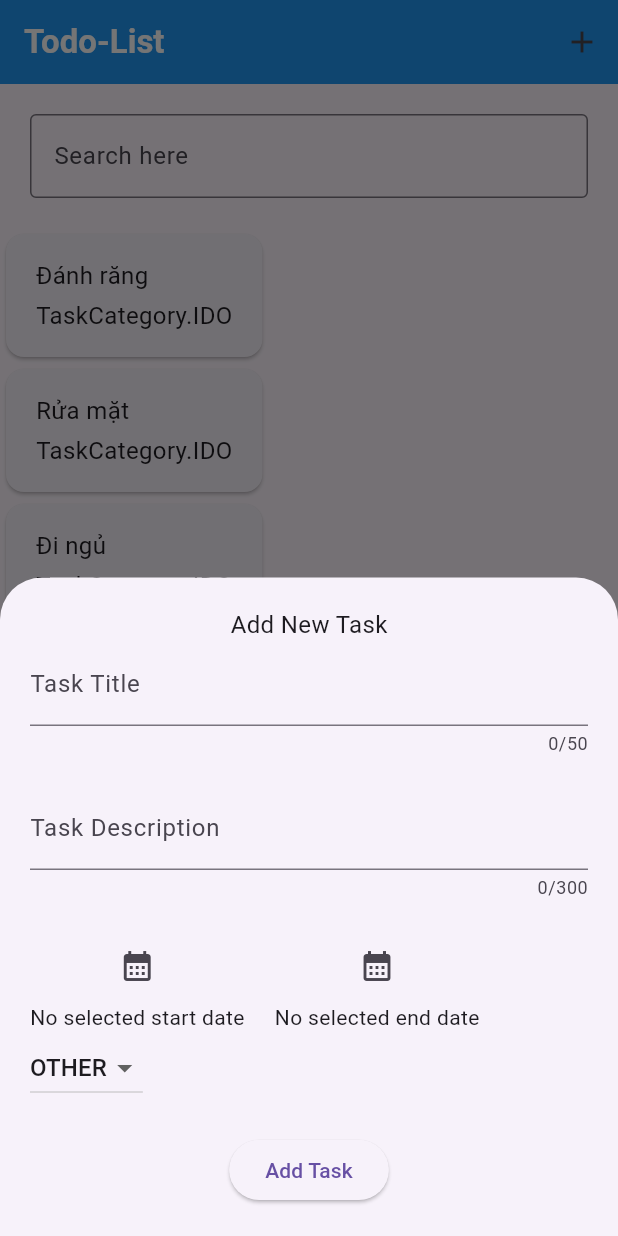
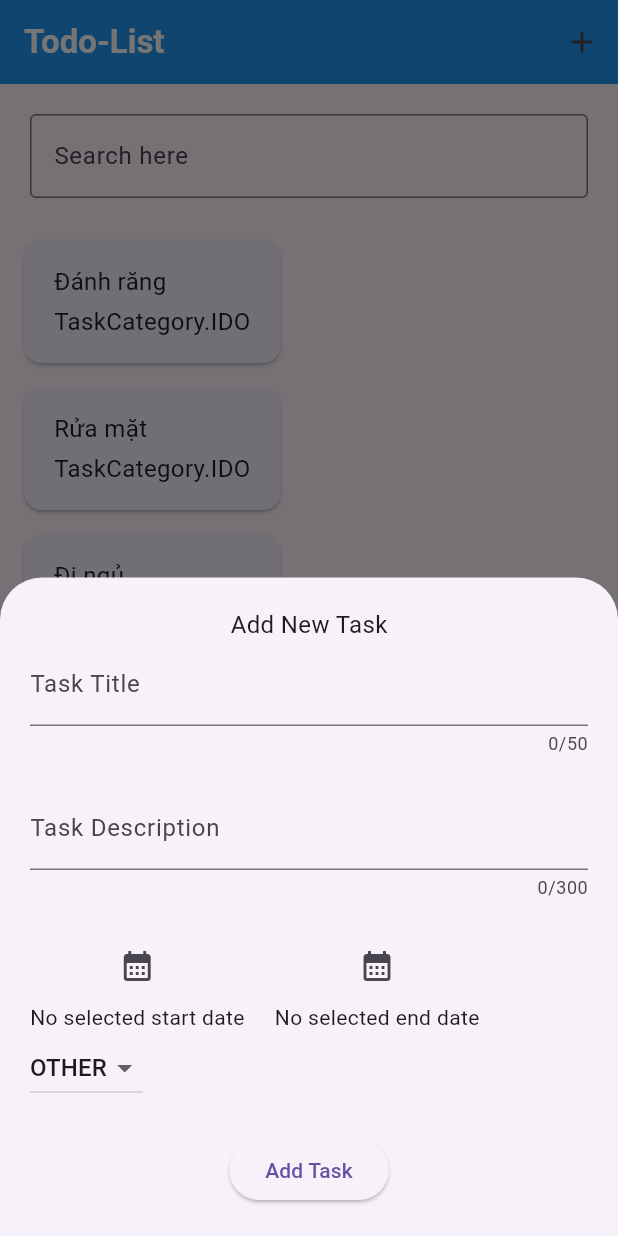
Before and after one commit to MiconJ/flutter-todo-app, a Flutter app: the screen it shows after launch, after a tap on the "add" icon, on a phone screen of 412 x 824 dp. Run offline on Flutter 3.47's test engine with Material 3 defaults, Android fonts, the phone set to English and light mode, and no system bars.

Commit message:
remove comment from AI

```diff
--- a/lib/my_app.dart
+++ b/lib/my_app.dart
@@ -1,7 +1,7 @@
 import 'package:flutter/material.dart';
-import 'package:todo_app/add_new_task.dart';
+import 'package:todo_app/widgets/add_new_task.dart';
 import 'package:todo_app/models/task.dart';
-import 'package:todo_app/task_list.dart';
+import 'package:todo_app/widgets/task_list.dart';
 
 class MyApp extends StatefulWidget {
   final String screenTitle;
--- a/lib/add_new_task.dart
+++ b/lib/widgets/add_new_task.dart
@@ -14,14 +14,12 @@ class AddNewTask extends StatefulWidget {
 
 class _AddNewTaskState extends State<AddNewTask> {
   _submitNewTask() {
-    // In ra thông tin nhiệm vụ
     print('Task Title: $_taskTitle');
     print('Start Date: $_startSelectedDate');
     print('End Date: $_endSelectedDate');
     print('Category: $_selectedCategory');
     print('Description: $_taskDescription');
 
-    // Kiểm tra tiêu đề nhiệm vụ
     if (_taskTitle.trim().isEmpty) {
       return showDialog(
         context: context,
@@ -32,7 +30,7 @@ class _AddNewTaskState extends State<AddNewTask> {
           actions: [
             TextButton(
               onPressed: () {
-                Navigator.of(ctx).pop(); // Đóng dialog
+                Navigator.of(ctx).pop();
               },
               child: const Text('Close'),
             ),
@@ -41,7 +39,6 @@ class _AddNewTaskState extends State<AddNewTask> {
       );
     }
 
-    // Kiểm tra ngày kết thúc
     if (_endSelectedDate == null) {
       return showDialog(
         context: context,
@@ -51,7 +48,7 @@ class _AddNewTaskState extends State<AddNewTask> {
           actions: [
             TextButton(
               onPressed: () {
-                Navigator.of(ctx).pop(); // Đóng dialog
+                Navigator.of(ctx).pop();
               },
               child: const Text('Close'),
             ),
@@ -60,7 +57,6 @@ class _AddNewTaskState extends State<AddNewTask> {
       );
     }
 
-    // Thêm nhiệm vụ
     widget.onAddTask(Task(
       taskTitle: _taskTitle,
       startDate: _startSelectedDate,
@@ -79,7 +75,7 @@ class _AddNewTaskState extends State<AddNewTask> {
   TaskCategory _selectedCategory = TaskCategory.Other;
   final _taskTitleController = TextEditingController();
   final _taskDescriptionController =
-      TextEditingController(); // Controller cho mô tả
+      TextEditingController();
 
   void _presentStartDatePicker() async {
     final now = DateTime.now();
@@ -160,11 +156,10 @@ class _AddNewTaskState extends State<AddNewTask> {
                   Text(_startSelectedDate == null
                       ? 'No selected start date'
                       : '${_startSelectedDate!.toLocal()}'
-                          .split(' ')[0]), // Hiển thị ngày
+                          .split(' ')[0]),
                 ],
               ),
-              const SizedBox(width: 20), // Khoảng cách giữa Start và End Date
-              // End Date
+              const SizedBox(width: 20),
               Column(
                 children: [
                   IconButton(
@@ -174,7 +169,7 @@ class _AddNewTaskState extends State<AddNewTask> {
                   Text(_endSelectedDate == null
                       ? 'No selected end date'
                       : '${_endSelectedDate!.toLocal()}'
-                          .split(' ')[0]), // Hiển thị ngày
+                          .split(' ')[0]),
                 ],
               ),
             ],
--- a/lib/task_item.dart
+++ b/lib/widgets/task_item.dart
@@ -7,8 +7,9 @@ class TaskItem extends StatelessWidget {
 
   @override
   Widget build(BuildContext context) {
-    // TODO: implement build
     return Card(
+      margin: const EdgeInsets.symmetric(
+          vertical: 8, horizontal: 16),
       child: Padding(
         padding: const EdgeInsets.symmetric(
           horizontal: 20,
@@ -24,9 +25,7 @@ class TaskItem extends StatelessWidget {
                 fontWeight: FontWeight.w400,
               ),
             ),
-            const SizedBox(
-              height: 4,
-            ),
+            const SizedBox(height: 4),
             Text(
               task.taskCategory.toString(),
               style: const TextStyle(
--- a/lib/task_list.dart
+++ b/lib/widgets/task_list.dart
@@ -1,9 +1,9 @@
 import 'package:flutter/material.dart';
 import 'package:todo_app/models/task.dart';
-import 'package:todo_app/task_item.dart'; // Giả sử bạn có một widget TaskItem
+import 'package:todo_app/widgets/task_item.dart';
 
 class TaskList extends StatelessWidget {
-  final List<Task> tasks; // Thêm từ khóa final
+  final List<Task> tasks;
 
   TaskList({required this.tasks});
 
@@ -14,10 +14,10 @@ class TaskList extends StatelessWidget {
       itemBuilder: (ctx, index) => Dismissible(
         background: Container(
           color: Theme.of(context).colorScheme.error.withOpacity(0.15),
-          margin: const EdgeInsets.all(4), // Thêm const cho EdgeInsets
+          margin: const EdgeInsets.all(4),
         ),
-        key: ValueKey(tasks[index].id), // Giả sử Task có thuộc tính id
-        direction: DismissDirection.endToStart, // Định hướng xóa
+        key: ValueKey(tasks[index].id),
+        direction: DismissDirection.endToStart,
         onDismissed: (direction) {
           // Xử lý xóa nhiệm vụ
           // Ví dụ: bạn có thể gọi hàm để xóa nhiệm vụ khỏi danh sách
```
